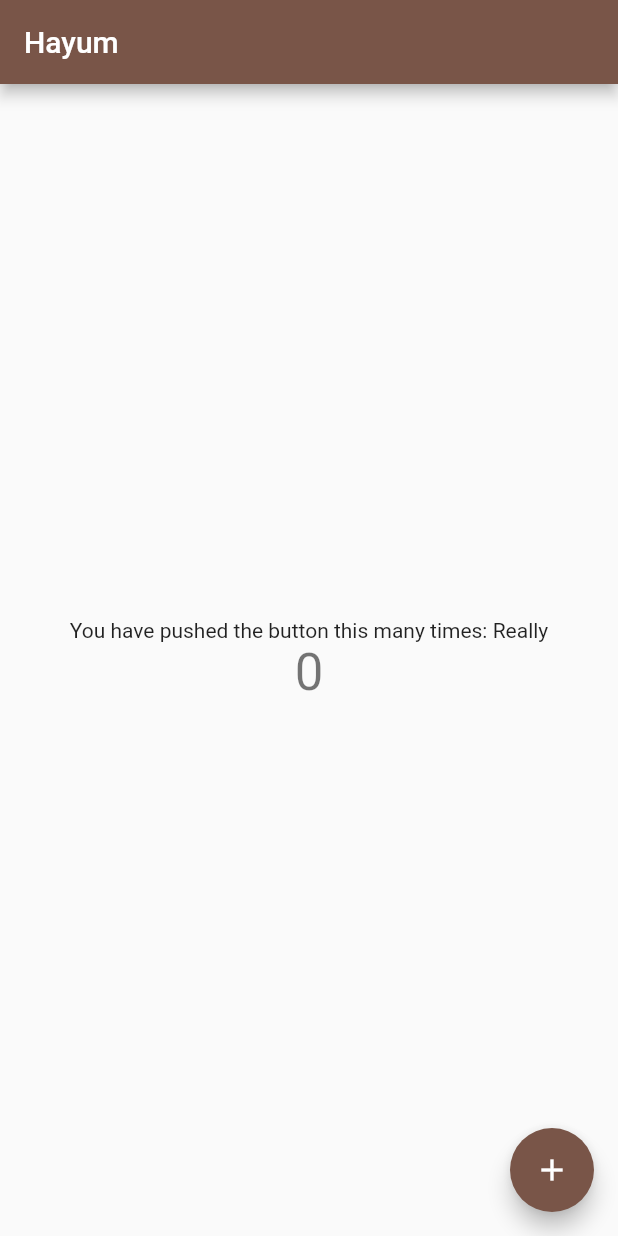
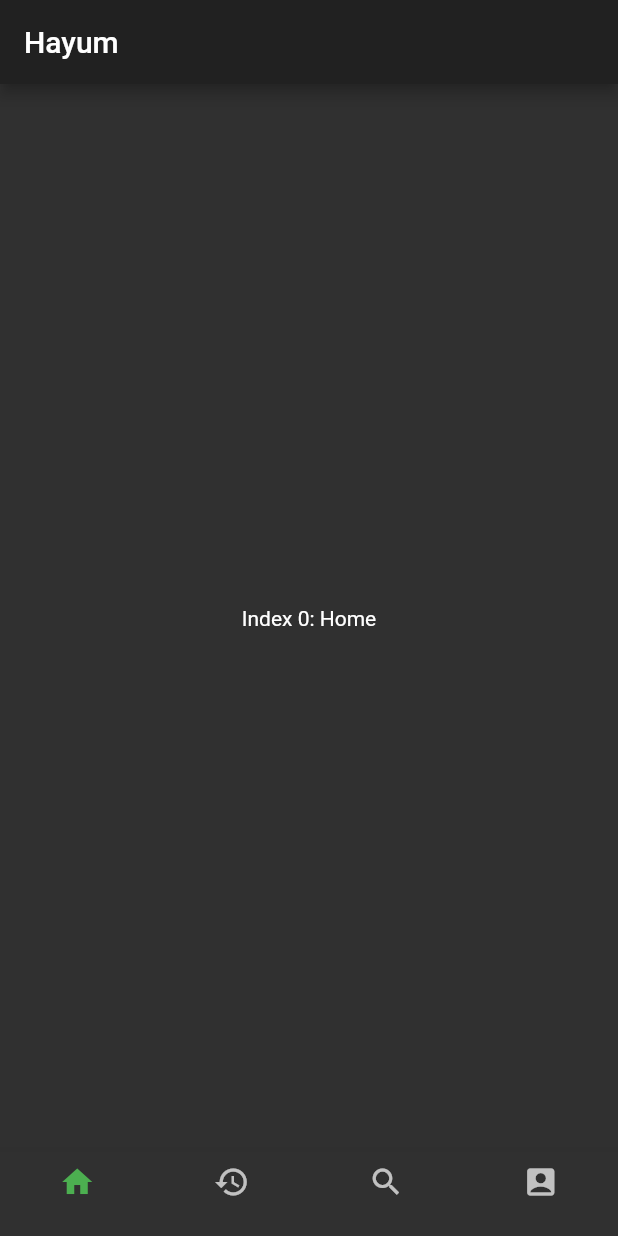
Before and after one commit to OpenHayum/hayum-app, a Flutter app: the screen it shows after launch, on a phone screen of 412 x 824 dp. Run offline on Flutter 3.47's test engine with Material 2 defaults, Android fonts, the phone set to English and light mode, and no system bars.

Commit message:
Add bottom tab navigation and Dark theme.

```diff
--- a/lib/main.dart
+++ b/lib/main.dart
@@ -8,18 +8,7 @@ class MyApp extends StatelessWidget {
   Widget build(BuildContext context) {
     return MaterialApp(
       title: 'Flutter Demo',
-      theme: ThemeData(
-        // This is the theme of your application.
-        //
-        // Try running your application with "flutter run". You'll see the
-        // application has a blue toolbar. Then, without quitting the app, try
-        // changing the primarySwatch below to Colors.green and then invoke
-        // "hot reload" (press "r" in the console where you ran "flutter run",
-        // or simply save your changes to "hot reload" in a Flutter IDE).
-        // Notice that the counter didn't reset back to zero; the application
-        // is not restarted.
-        primarySwatch: Colors.brown,
-      ),
+      theme: ThemeData.dark(),
       home: MyHomePage(title: 'Hayum'),
     );
   }
@@ -44,68 +33,45 @@ class MyHomePage extends StatefulWidget {
 }
 
 class _MyHomePageState extends State<MyHomePage> {
-  int _counter = 0;
-
-  void _incrementCounter() {
-    setState(() {
-      // This call to setState tells the Flutter framework that something has
-      // changed in this State, which causes it to rerun the build method below
-      // so that the display can reflect the updated values. If we changed
-      // _counter without calling setState(), then the build method would not be
-      // called again, and so nothing would appear to happen.
-      _counter++;
-    });
-  }
+  int _selectedIndex = 0;
+  final _widgetOptions = [
+    Text('Index 0: Home'),
+    Text('Index 2: Feed'),
+    Text('Index 2: Search'),
+    Text('Index 3: Profile'),
+  ];
 
   @override
   Widget build(BuildContext context) {
-    // This method is rerun every time setState is called, for instance as done
-    // by the _incrementCounter method above.
-    //
-    // The Flutter framework has been optimized to make rerunning build methods
-    // fast, so that you can just rebuild anything that needs updating rather
-    // than having to individually change instances of widgets.
     return Scaffold(
       appBar: AppBar(
-        // Here we take the value from the MyHomePage object that was created by
-        // the App.build method, and use it to set our appbar title.
-        title: Text(widget.title),
+        title: Text('Hayum'),
       ),
       body: Center(
-        // Center is a layout widget. It takes a single child and positions it
-        // in the middle of the parent.
-        child: Column(
-          // Column is also layout widget. It takes a list of children and
-          // arranges them vertically. By default, it sizes itself to fit its
-          // children horizontally, and tries to be as tall as its parent.
-          //
-          // Invoke "debug painting" (press "p" in the console, choose the
-          // "Toggle Debug Paint" action from the Flutter Inspector in Android
-          // Studio, or the "Toggle Debug Paint" command in Visual Studio Code)
-          // to see the wireframe for each widget.
-          //
-          // Column has various properties to control how it sizes itself and
-          // how it positions its children. Here we use mainAxisAlignment to
-          // center the children vertically; the main axis here is the vertical
-          // axis because Columns are vertical (the cross axis would be
-          // horizontal).
-          mainAxisAlignment: MainAxisAlignment.center,
-          children: <Widget>[
-            Text(
-              'You have pushed the button this many times: Really',
-            ),
-            Text(
-              '$_counter',
-              style: Theme.of(context).textTheme.display1,
-            ),
-          ],
-        ),
+        child: _widgetOptions.elementAt(_selectedIndex),
       ),
-      floatingActionButton: FloatingActionButton(
-        onPressed: _incrementCounter,
-        tooltip: 'Increment',
-        child: Icon(Icons.add),
-      ), // This trailing comma makes auto-formatting nicer for build methods.
+      bottomNavigationBar: BottomNavigationBar(
+        type: BottomNavigationBarType.fixed,
+        items: <BottomNavigationBarItem>[
+          BottomNavigationBarItem(
+              icon: Icon(Icons.home), title: Container(height: 0.0)),
+          BottomNavigationBarItem(
+              icon: Icon(Icons.history), title: Container(height: 0.0)),
+          BottomNavigationBarItem(
+              icon: Icon(Icons.search), title: Container(height: 0.0)),
+          BottomNavigationBarItem(
+              icon: Icon(Icons.account_box), title: Container(height: 0.0)),
+        ],
+        currentIndex: _selectedIndex,
+        fixedColor: Colors.green,
+        onTap: _onItemTapped,
+      ),
     );
   }
+
+  void _onItemTapped(int index) {
+    setState(() {
+      _selectedIndex = index;
+    });
+  }
 }
```
